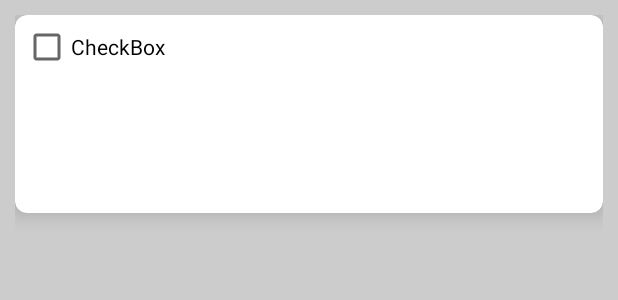
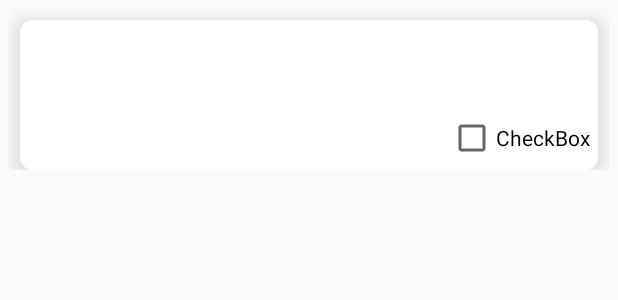
Before and after one commit to xKomaar/Android_TODO_App, an Android app: the layout custom_card.xml on its own in the app's theme, with its tools: preview values and no code run, on a phone screen of 412 x 824 dp. Shown: the top 300 px of the screen. Run offline under Robolectric (Android 15) with nearby library versions, the phone set to English and light mode, and no system bars.

Commit message:
poprawienie layoutu w liscie taskow

```diff
--- a/app/src/main/java/pl/sm_projekt_aplikacjatodo/MainActivity.java
+++ b/app/src/main/java/pl/sm_projekt_aplikacjatodo/MainActivity.java
@@ -69,6 +69,7 @@ public class MainActivity extends AppCompatActivity {
             itemView.setOnClickListener(view -> {
                 Intent intent = new Intent(MainActivity.this, TaskListActivity.class);
                 intent.putExtra("profileId", profile.getProfileId());
+                intent.putExtra("profileName", profile.getName());
                 startActivity(intent);
             });
 
--- a/app/src/main/java/pl/sm_projekt_aplikacjatodo/database/TaskDAO.java
+++ b/app/src/main/java/pl/sm_projekt_aplikacjatodo/database/TaskDAO.java
@@ -31,5 +31,5 @@ public interface TaskDAO {
     public LiveData<List<Task>> findAll();
 
     @Query("SELECT * FROM Task WHERE taskOwnerId = :taskOwnerId")
-    public List<Task> findByTaskOwnerId(int taskOwnerId);
+    public LiveData<List<Task>> findAllByTaskOwnerId(int taskOwnerId);
 }
--- a/app/src/main/java/pl/sm_projekt_aplikacjatodo/database/TaskRepository.java
+++ b/app/src/main/java/pl/sm_projekt_aplikacjatodo/database/TaskRepository.java
@@ -39,7 +39,7 @@ public class TaskRepository {
         return tasks;
     }
 
-    public List<Task> findByTaskOwnerId(int taskOwnerId) {
-        return taskDAO.findByTaskOwnerId(taskOwnerId);
+    public LiveData<List<Task>> findAllByTaskOwnerId(int taskOwnerId) {
+        return taskDAO.findAllByTaskOwnerId(taskOwnerId);
     }
 }
--- a/app/src/main/java/pl/sm_projekt_aplikacjatodo/model/Profile.java
+++ b/app/src/main/java/pl/sm_projekt_aplikacjatodo/model/Profile.java
@@ -15,7 +15,7 @@ import java.io.ByteArrayOutputStream;
 @Entity
 public class Profile {
     @PrimaryKey(autoGenerate = true)
-    private long profileId;
+    private Integer profileId;
     private String name;
 
     @Nullable
@@ -34,11 +34,11 @@ public class Profile {
         setProfilePicture(image);
     }
 
-    public long getProfileId() {
+    public Integer getProfileId() {
         return profileId;
     }
 
-    public void setProfileId(long profileId) {
+    public void setProfileId(int profileId) {
         this.profileId = profileId;
     }
 
--- a/app/src/main/res/layout/custom_card.xml
+++ b/app/src/main/res/layout/custom_card.xml
@@ -1,15 +1,17 @@
 <?xml version="1.0" encoding="utf-8"?>
 <androidx.constraintlayout.widget.ConstraintLayout xmlns:android="http://schemas.android.com/apk/res/android"
     xmlns:app="http://schemas.android.com/apk/res-auto"
-    xmlns:tools="http://schemas.android.com/tools"
     android:layout_width="match_parent"
-    android:layout_height="match_parent"
-    android:padding="10dp"
-    android:background="#ccc">
+    android:layout_height="wrap_content"
+    android:padding="5dp">
 
     <androidx.cardview.widget.CardView
-        android:layout_width="match_parent"
+        android:layout_width="0dp"
         android:layout_height="wrap_content"
+        android:layout_marginTop="8dp"
+        android:layout_marginBottom="8dp"
+        android:layout_marginStart="8dp"
+        android:layout_marginEnd="8dp"
         app:layout_constraintEnd_toEndOf="parent"
         app:layout_constraintStart_toStartOf="parent"
         app:layout_constraintTop_toTopOf="parent"
@@ -18,38 +20,34 @@
 
         <androidx.constraintlayout.widget.ConstraintLayout
             android:layout_width="match_parent"
-            android:layout_height="match_parent"
+            android:layout_height="wrap_content"
             android:padding="5dp">
 
             <TextView
                 android:id="@+id/taskTitle"
                 android:layout_width="0dp"
                 android:layout_height="wrap_content"
-                android:layout_marginTop="8dp"
-                android:layout_marginBottom="86dp"
                 android:textColor="@color/black"
                 android:textSize="20sp"
-                app:layout_constraintBottom_toBottomOf="parent"
                 app:layout_constraintEnd_toEndOf="parent"
+                app:layout_constraintStart_toStartOf="parent"
                 app:layout_constraintTop_toTopOf="parent" />
 
             <TextView
                 android:id="@+id/taskDate"
-                android:layout_width="179dp"
+                android:layout_width="0dp"
                 android:layout_height="30dp"
-                android:layout_marginBottom="8dp"
                 android:ems="10"
-                app:layout_constraintBottom_toBottomOf="parent"
-                app:layout_constraintEnd_toEndOf="parent" />
+                app:layout_constraintEnd_toEndOf="parent"
+                app:layout_constraintTop_toBottomOf="@+id/taskTitle" />
 
             <CheckBox
-                android:id="@+id/checkBox"
+                android:id="@+id/isDoneCheckBox"
                 android:layout_width="wrap_content"
                 android:layout_height="wrap_content"
                 android:text="CheckBox"
-                tools:ignore="MissingConstraints"
-                tools:layout_editor_absoluteX="105dp"
-                tools:layout_editor_absoluteY="47dp" />
+                app:layout_constraintEnd_toEndOf="parent"
+                app:layout_constraintTop_toBottomOf="@+id/taskDate" />
 
         </androidx.constraintlayout.widget.ConstraintLayout>
     </androidx.cardview.widget.CardView>
--- a/app/src/main/res/values/strings.xml
+++ b/app/src/main/res/values/strings.xml
@@ -2,6 +2,7 @@
     <string name="app_name">SM_Projekt_AplikacjaTODO</string>
     <string name="new_profile">Stwórz nowy profil</string>
     <string name="profiles">Profile</string>
+    <string name="profile">Profil</string>
     <string name="nazwa_profilu">Nazwa profilu</string>
     <string name="zmien_zdjecie">Zmień zdjęcie</string>
     <string name="stworz_nowy_profil">Stwórz nowy profil</string>
```
Also changed, not shown: app/src/main/java/pl/sm_projekt_aplikacjatodo/TaskListActivity.java (+65 -33 lines), app/src/main/java/pl/sm_projekt_aplikacjatodo/model/Task.java (+7 -7 lines).
